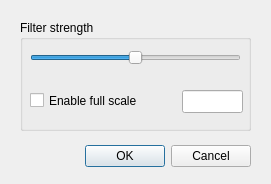
The window that plugins/filters/sepia/dialog.ui (aso824/qimageviewer) describes before a commit, drawn with Qt 5.
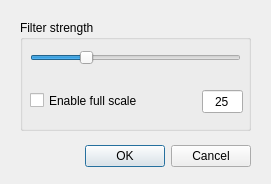
The same window after the commit.

```diff
--- a/plugins/filters/sepia/dialog.ui
+++ b/plugins/filters/sepia/dialog.ui
@@ -57,7 +57,7 @@
      <number>40</number>
     </property>
     <property name="value">
-     <number>30</number>
+     <number>25</number>
     </property>
     <property name="orientation">
      <enum>Qt::Horizontal</enum>
@@ -66,12 +66,21 @@
    <widget class="QLineEdit" name="edValue">
     <property name="geometry">
      <rect>
-      <x>162</x>
+      <x>182</x>
       <y>70</y>
-      <width>61</width>
+      <width>41</width>
       <height>23</height>
      </rect>
     </property>
+    <property name="layoutDirection">
+     <enum>Qt::LeftToRight</enum>
+    </property>
+    <property name="text">
+     <string>25</string>
+    </property>
+    <property name="alignment">
+     <set>Qt::AlignCenter</set>
+    </property>
     <property name="readOnly">
      <bool>true</bool>
     </property>
```
